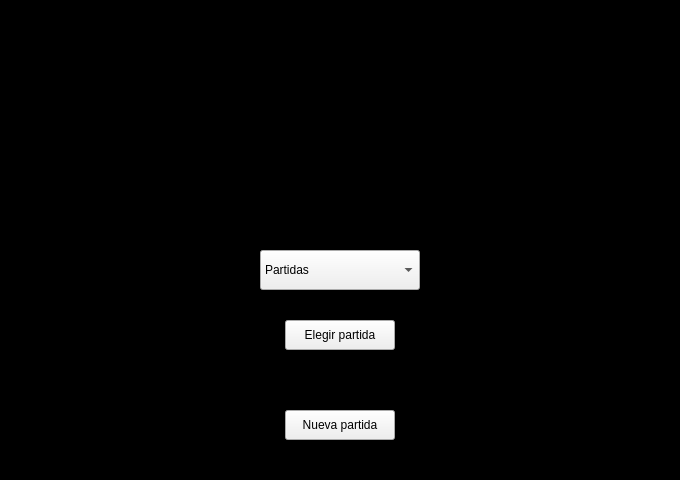
This is client/vista/mainwindow.ui in AlanValdevenito/Worms as Qt 5 draws it before an edit. The edited form follows.
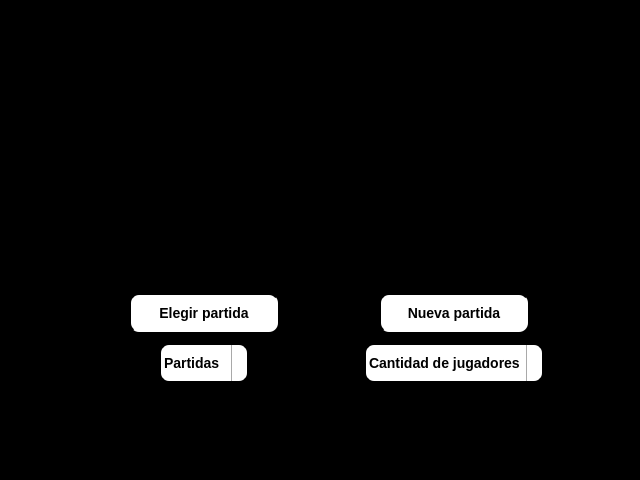
This is the edited form. Icons and pictures are not drawn.

Commit message:
Multiples partidas y multiples clientes
Se implemento la posibilidad de conectar 1 cliente en la segunda partida
la cual es para un unico jugador y conectar 2 clientes en la primer
partida la cual es para dos jugadores.

The edit to the form file:
```diff
--- a/client/vista/mainwindow.ui
+++ b/client/vista/mainwindow.ui
@@ -2,11 +2,14 @@
 <ui version="4.0">
  <class>MainWindow</class>
  <widget class="QMainWindow" name="MainWindow">
+  <property name="enabled">
+   <bool>true</bool>
+  </property>
   <property name="geometry">
    <rect>
     <x>0</x>
     <y>0</y>
-    <width>680</width>
+    <width>640</width>
     <height>480</height>
    </rect>
   </property>
@@ -16,9 +19,18 @@
     <verstretch>0</verstretch>
    </sizepolicy>
   </property>
+  <property name="minimumSize">
+   <size>
+    <width>640</width>
+    <height>480</height>
+   </size>
+  </property>
   <property name="windowTitle">
    <string>Worms 2D</string>
   </property>
+  <property name="styleSheet">
+   <string notr="true">background-color: black;</string>
+  </property>
   <widget class="QWidget" name="centralwidget">
    <property name="enabled">
     <bool>true</bool>
@@ -29,45 +41,47 @@
      <verstretch>0</verstretch>
     </sizepolicy>
    </property>
+   <property name="minimumSize">
+    <size>
+     <width>640</width>
+     <height>480</height>
+    </size>
+   </property>
    <property name="contextMenuPolicy">
     <enum>Qt::PreventContextMenu</enum>
    </property>
-   <widget class="QLabel" name="background">
-    <property name="geometry">
-     <rect>
-      <x>0</x>
-      <y>0</y>
-      <width>680</width>
-      <height>480</height>
-     </rect>
-    </property>
-    <property name="sizePolicy">
-     <sizepolicy hsizetype="Expanding" vsizetype="Expanding">
-      <horstretch>0</horstretch>
-      <verstretch>0</verstretch>
-     </sizepolicy>
-    </property>
-    <property name="styleSheet">
-     <string notr="true">background-color: rgb(0, 0, 0);</string>
-    </property>
-    <property name="text">
-     <string/>
-    </property>
-   </widget>
+   <layout class="QGridLayout" name="gridLayout">
+    <item row="0" column="0">
+     <widget class="QFrame" name="frame_2">
+      <property name="minimumSize">
+       <size>
+        <width>640</width>
+        <height>240</height>
+       </size>
+      </property>
+      <property name="maximumSize">
+       <size>
+        <width>640</width>
+        <height>240</height>
+       </size>
+      </property>
+      <property name="frameShape">
+       <enum>QFrame::StyledPanel</enum>
+      </property>
+      <property name="frameShadow">
+       <enum>QFrame::Raised</enum>
+      </property>
    <widget class="QLabel" name="logo">
     <property name="geometry">
      <rect>
-      <x>149</x>
-      <y>0</y>
-      <width>380</width>
-      <height>280</height>
-     </rect>
-    </property>
-    <property name="sizePolicy">
-     <sizepolicy hsizetype="Expanding" vsizetype="Expanding">
-      <horstretch>0</horstretch>
-      <verstretch>0</verstretch>
-     </sizepolicy>
+         <x>110</x>
+         <y>8</y>
+         <width>425</width>
+         <height>240</height>
+        </rect>
+       </property>
+       <property name="styleSheet">
+        <string notr="true"/>
     </property>
     <property name="text">
      <string/>
@@ -79,70 +93,288 @@
      <bool>true</bool>
     </property>
    </widget>
-   <widget class="QPushButton" name="elegirPartidaButton">
-    <property name="geometry">
-     <rect>
-      <x>285</x>
-      <y>320</y>
-      <width>110</width>
-      <height>30</height>
-     </rect>
+     </widget>
+    </item>
+    <item row="1" column="0">
+     <widget class="QFrame" name="frame">
+      <property name="enabled">
+       <bool>true</bool>
     </property>
     <property name="sizePolicy">
-     <sizepolicy hsizetype="Expanding" vsizetype="Fixed">
+       <sizepolicy hsizetype="Preferred" vsizetype="Preferred">
       <horstretch>0</horstretch>
       <verstretch>0</verstretch>
      </sizepolicy>
     </property>
-    <property name="text">
-     <string>Elegir partida</string>
-    </property>
-   </widget>
+      <property name="minimumSize">
+       <size>
+        <width>640</width>
+        <height>240</height>
+       </size>
+      </property>
+      <property name="maximumSize">
+       <size>
+        <width>640</width>
+        <height>240</height>
+       </size>
+      </property>
+      <property name="frameShape">
+       <enum>QFrame::StyledPanel</enum>
+      </property>
+      <property name="frameShadow">
+       <enum>QFrame::Raised</enum>
+      </property>
    <widget class="QComboBox" name="opcionesComboBox">
     <property name="geometry">
      <rect>
-      <x>260</x>
-      <y>250</y>
-      <width>160</width>
+         <x>150</x>
+         <y>100</y>
+         <width>90</width>
       <height>40</height>
      </rect>
     </property>
     <property name="sizePolicy">
-     <sizepolicy hsizetype="Expanding" vsizetype="Expanding">
+        <sizepolicy hsizetype="Preferred" vsizetype="Preferred">
       <horstretch>0</horstretch>
       <verstretch>0</verstretch>
      </sizepolicy>
     </property>
+       <property name="maximumSize">
+        <size>
+         <width>300</width>
+         <height>300</height>
+        </size>
+       </property>
+       <property name="styleSheet">
+        <string notr="true">QComboBox {
+	background-color: white;
+	border-style: outset;
+	border-width: 2px;
+	border-radius: 10px;
+	font: bold 14px;
+}
+
+QComboBox QAbstractItemView {
+	background: white;
+	background-color: white;
+	border-style: outset;
+	border-width: 2px;
+	border-color: grey;
+	font: bold 14px;
+	color: black;
+	border: 2px solid darkgray;
+}
+
+/*QComboBox QAbstractItemView {
+	background: white;
+	background-color: white;
+	border-style: outset;
+	border-width: 2px;
+	border-color: grey;
+	font: bold 14px;
+	color: black;
+}*/
+
+QComboBox:on {
+	padding-top: 3px;
+	padding-left: 4px;
+}
+
+QComboBox::drop-down {
+	subcontrol-origin: padding;
+	subcontrol-position: top right;
+	width: 15px;
+
+	border-left-width: 1px;
+	border-left-color: darkgray;
+	border-left-style: solid;
+	border-top-right-radius: 3px;
+	border-bottom-right-radius: 3px;
+}
+
+/* QComboBox::down-arrow:on {
+	top: 1px;
+	left: 1px;
+}*/</string>
+       </property>
     <item>
      <property name="text">
       <string>Partidas</string>
      </property>
     </item>
    </widget>
+      <widget class="QPushButton" name="elegirPartidaButton">
+       <property name="geometry">
+        <rect>
+         <x>120</x>
+         <y>50</y>
+         <width>150</width>
+         <height>40</height>
+        </rect>
+       </property>
+       <property name="sizePolicy">
+        <sizepolicy hsizetype="Preferred" vsizetype="Preferred">
+         <horstretch>0</horstretch>
+         <verstretch>0</verstretch>
+        </sizepolicy>
+       </property>
+       <property name="maximumSize">
+        <size>
+         <width>300</width>
+         <height>300</height>
+        </size>
+       </property>
+       <property name="styleSheet">
+        <string notr="true">QPushButton {
+	background-color: white;
+	border-style: outset;
+	border-width: 2px;
+	border-radius: 10px;
+	font: bold 14px;
+}
+
+QPushButton:hover {
+	background: grey;
+}
+
+QPushButton:pressed {
+	background-color: grey;
+	border-style: inset;
+}</string>
+       </property>
+       <property name="text">
+        <string>Elegir partida</string>
+       </property>
+      </widget>
    <widget class="QPushButton" name="nuevaPartidaButton">
     <property name="geometry">
      <rect>
-      <x>285</x>
-      <y>410</y>
-      <width>110</width>
-      <height>30</height>
+         <x>370</x>
+         <y>50</y>
+         <width>150</width>
+         <height>40</height>
      </rect>
     </property>
     <property name="sizePolicy">
-     <sizepolicy hsizetype="Expanding" vsizetype="Expanding">
+        <sizepolicy hsizetype="Preferred" vsizetype="Preferred">
       <horstretch>0</horstretch>
       <verstretch>0</verstretch>
      </sizepolicy>
     </property>
+       <property name="maximumSize">
+        <size>
+         <width>300</width>
+         <height>300</height>
+        </size>
+       </property>
+       <property name="styleSheet">
+        <string notr="true">QPushButton {
+	background-color: white;
+	border-style: outset;
+	border-width: 2px;
+	border-radius: 10px;
+	font: bold 14px;
+}
+
+QPushButton:hover {
+	background: grey;
+}
+
+QPushButton:pressed {
+	background-color: grey;
+	border-style: inset;
+}</string>
+       </property>
     <property name="text">
      <string>Nueva partida</string>
     </property>
    </widget>
-   <zorder>background</zorder>
-   <zorder>elegirPartidaButton</zorder>
-   <zorder>logo</zorder>
-   <zorder>nuevaPartidaButton</zorder>
-   <zorder>opcionesComboBox</zorder>
+      <widget class="QComboBox" name="comboBox">
+       <property name="geometry">
+        <rect>
+         <x>355</x>
+         <y>100</y>
+         <width>180</width>
+         <height>40</height>
+        </rect>
+       </property>
+       <property name="styleSheet">
+        <string notr="true">QComboBox {
+	background-color: white;
+	border-style: outset;
+	border-width: 2px;
+	border-radius: 10px;
+	font: bold 14px;
+}
+
+QComboBox QAbstractItemView {
+	background: white;
+	background-color: white;
+	border-style: outset;
+	border-width: 2px;
+	border-color: grey;
+	font: bold 14px;
+	color: black;
+	border: 2px solid darkgray;
+}
+
+/*QComboBox QAbstractItemView {
+	background: white;
+	background-color: white;
+	border-style: outset;
+	border-width: 2px;
+	border-color: grey;
+	font: bold 14px;
+	color: black;
+}*/
+
+QComboBox:on {
+	padding-top: 3px;
+	padding-left: 4px;
+}
+
+QComboBox::drop-down {
+	subcontrol-origin: padding;
+	subcontrol-position: top right;
+	width: 15px;
+
+	border-left-width: 1px;
+	border-left-color: darkgray;
+	border-left-style: solid;
+	border-top-right-radius: 3px;
+	border-bottom-right-radius: 3px;
+}
+
+/* QComboBox::down-arrow:on {
+	top: 1px;
+	left: 1px;
+}*/</string>
+       </property>
+       <property name="editable">
+        <bool>false</bool>
+       </property>
+       <property name="currentText">
+        <string>Cantidad de jugadores</string>
+       </property>
+       <item>
+        <property name="text">
+         <string>Cantidad de jugadores</string>
+        </property>
+       </item>
+       <item>
+        <property name="text">
+         <string>2</string>
+        </property>
+       </item>
+       <item>
+        <property name="text">
+         <string>3</string>
+        </property>
+       </item>
+      </widget>
+     </widget>
+    </item>
+   </layout>
   </widget>
  </widget>
  <resources/>
```
Left out of the diff: 2 changed lines with no effect on the pictures. Lines whose indentation alone changed are shown as unchanged. The commit also changes 16 other files.
